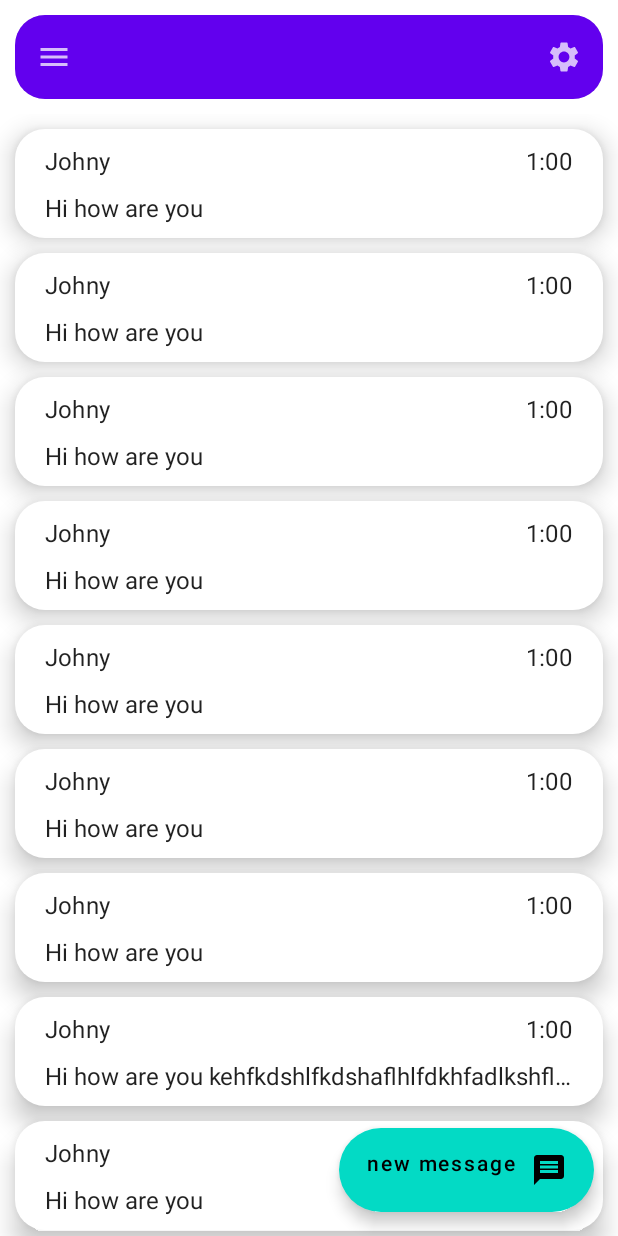
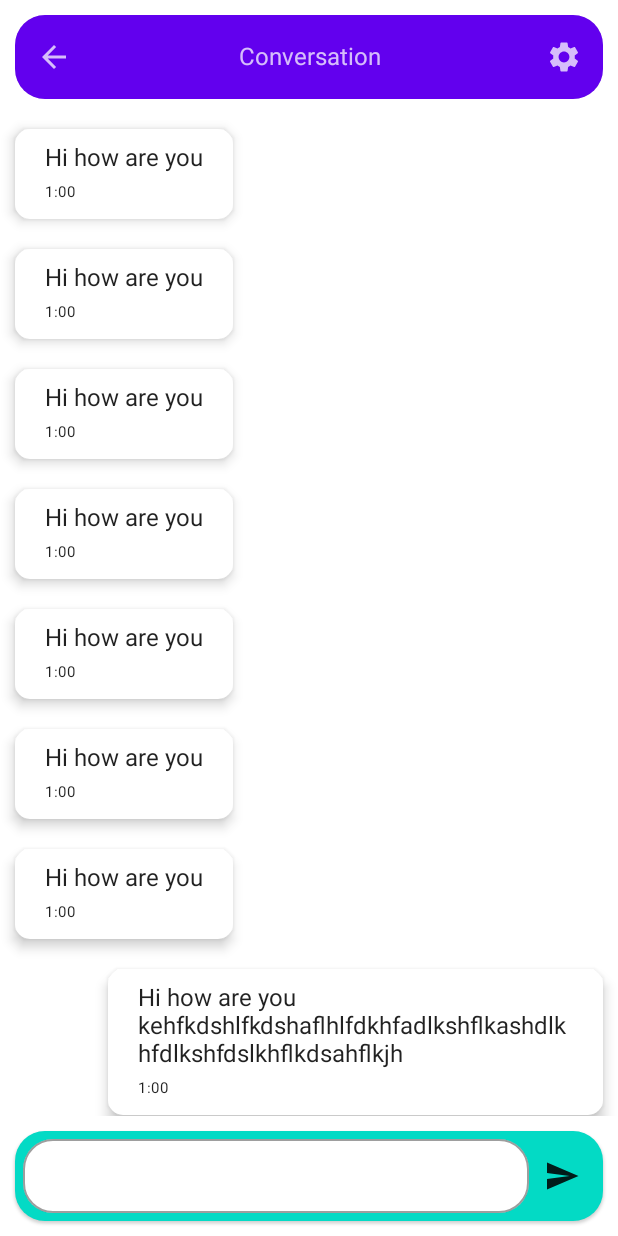
Before and after one commit to anandfromdelhi/MessageNXT, an Android app built with Jetpack Compose: the WelcomeScreen screen opened through its navigation route, after a tap on "new message", on a phone screen of 412 x 824 dp. Run offline under Robolectric (Android 15) with nearby library versions, the phone set to English and light mode, and no system bars; our stand-ins replace Dagger/Hilt's generated code, Firebase (no records; nobody signed in at launch, a user with empty details on screens opened directly).

Commit message:
message structure on firebase

```diff
--- a/app/src/main/java/com/example/messagenxt/Navigation/Navigation.kt
+++ b/app/src/main/java/com/example/messagenxt/Navigation/Navigation.kt
@@ -11,6 +11,8 @@ import androidx.navigation.compose.NavHost
 import androidx.navigation.compose.composable
 import androidx.navigation.compose.rememberNavController
 import com.example.messagenxt.auth.GoogleAuthUiClient
+import com.example.messagenxt.screens.ConversationScreen
+import com.example.messagenxt.screens.Messages
 import com.example.messagenxt.screens.SignInScreen
 import com.example.messagenxt.screens.WelcomeScreen
 import com.example.messagenxt.screens.viewModels.SignInViewModel
@@ -21,6 +23,41 @@ import kotlinx.coroutines.launch
 fun Navigation(googleAuthUiClient: GoogleAuthUiClient, applicationContext: Context) {
     val navController = rememberNavController()
     val scope = rememberCoroutineScope()
+
+    val messageList: List<Messages> = listOf(
+        Messages("Johny", "1:00", "Hi how are you"),
+        Messages("Johny", "1:00", "Hi how are you"),
+        Messages("Johny", "1:00", "Hi how are you"),
+        Messages("Johny", "1:00", "Hi how are you"),
+        Messages("Johny", "1:00", "Hi how are you"),
+        Messages("Johny", "1:00", "Hi how are you"),
+        Messages("Johny", "1:00", "Hi how are you"),
+        Messages(
+            "Baba",
+            "1:00",
+            "Hi how are you kehfkdshlfkdshaflhlfdkhfadlkshflkashdlkhfdlkshfdslkhflkdsahflkjh"
+        ),
+        Messages("Johny", "1:00", "Hi how are you"),
+        Messages("Johny", "1:00", "Hi how are you"),
+        Messages(
+            "Johny",
+            "1:00",
+            "Hi how are alkflsdhdlkfashflkdshflakhflkgsflkgflksdglkagflkadsglkfsglfdksagdlsfkglkyou"
+        ),
+        Messages("Baba", "1:00", "Hi how are you"),
+        Messages("Johny", "1:00", "Hi how are you"),
+        Messages("Baba", "1:00", "Hi how are you"),
+        Messages(
+            "Johny",
+            "1:00",
+            "Hi hokhfalfdhslkflkdsgflkdsgfldskgfdlksgfldksgflkgfdlskgdlkfsgdlfskgadlfskgkaldfsw are you"
+        ),
+        Messages("Johny", "1:00", "Hi how are you"),
+        Messages("Baba", "1:00", "Hi how are you"),
+        Messages("Baba", "1:00", "Hi how are you"),
+        Messages("Johny", "1:00", "Hi how are you"),
+        Messages("Johny", "1:00", "Hi how are you")
+    )
 
     NavHost(navController = navController, startDestination = NavScreens.SignInScreen.route) {
 
@@ -88,6 +125,9 @@ fun Navigation(googleAuthUiClient: GoogleAuthUiClient, applicationContext: Conte
                 navController = navController
             )
         }
+        composable(route = NavScreens.ConversationScreen.route){
+            ConversationScreen(conversation = messageList)
+        }
 
     }
 }
--- a/app/src/main/java/com/example/messagenxt/screens/ConversationScreen.kt
+++ b/app/src/main/java/com/example/messagenxt/screens/ConversationScreen.kt
@@ -1,5 +1,6 @@
 package com.example.messagenxt.screens
 
+import androidx.compose.foundation.clickable
 import androidx.compose.foundation.layout.*
 import androidx.compose.foundation.lazy.LazyColumn
 import androidx.compose.foundation.lazy.items
@@ -11,15 +12,29 @@ import androidx.compose.runtime.*
 import androidx.compose.ui.Alignment
 import androidx.compose.ui.Modifier
 import androidx.compose.ui.graphics.Color
+import androidx.compose.ui.platform.LocalContext
 import androidx.compose.ui.unit.dp
 import androidx.compose.ui.unit.sp
+import com.example.messagenxt.data.Chat
+import com.example.messagenxt.screens.viewModels.CRUDViewModel
 import com.example.messagenxt.utils.composables.MessageNxtTopBar
 
 @Composable
 fun ConversationScreen(
-    conversation: List<Messages>
+    conversation: List<Messages>,
+    crudViewModel: CRUDViewModel = CRUDViewModel()
 ) {
-    var userMessage by remember { mutableStateOf("") }
+    val context = LocalContext.current
+    var messages: List<Chat> by remember { mutableStateOf(emptyList()) }
+
+    var message by remember { mutableStateOf("") }
+    var to by remember {
+        mutableStateOf("anand")
+    }
+    var from by remember {
+        mutableStateOf("elon")
+    }
+
     Scaffold(
         topBar = { MessageNxtTopBar(navBackEnabled = true, title = "Conversation") }
     ) { paddingValues ->
@@ -87,7 +102,7 @@ fun ConversationScreen(
                     horizontalArrangement = Arrangement.Center
                 ) {
                     OutlinedTextField(
-                        value = userMessage, onValueChange = { userMessage = it },
+                        value = message, onValueChange = { message = it },
                         shape = RoundedCornerShape(20.dp),
                         modifier = Modifier.weight(1f),
                         maxLines = 5,
@@ -96,7 +111,15 @@ fun ConversationScreen(
                             focusedBorderColor = MaterialTheme.colors.secondary
                         )
                     )
-                    Icon(imageVector = Icons.Default.Send, contentDescription = null, modifier = Modifier.padding(10.dp))
+                    Icon(
+                        imageVector = Icons.Default.Send,
+                        contentDescription = null,
+                        modifier = Modifier
+                            .padding(10.dp)
+                            .clickable {
+                                crudViewModel.saveData(chat = Chat(from, to, message),context)
+                            }
+                    )
                 }
 
             }
--- a/app/src/main/java/com/example/messagenxt/screens/WelcomeScreen.kt
+++ b/app/src/main/java/com/example/messagenxt/screens/WelcomeScreen.kt
@@ -5,6 +5,7 @@ import androidx.compose.foundation.lazy.items
 import androidx.compose.material.*
 import androidx.compose.runtime.Composable
 import androidx.navigation.NavController
+import com.example.messagenxt.Navigation.NavScreens
 import com.example.messagenxt.data.UserData
 import com.example.messagenxt.utils.composables.MessageFloatButton
 import com.example.messagenxt.utils.composables.MessageNxtTopBar
@@ -13,10 +14,10 @@ import com.example.messagenxt.utils.composables.MessagePreviewBox
 @Composable
 fun WelcomeScreen(
     userData: UserData?,
-    onSignOut:()-> Unit,
+    onSignOut: () -> Unit,
     navController: NavController
 ) {
-    val messageList:List<Messages> = listOf(
+    val messageList: List<Messages> = listOf(
         Messages("Johny", "1:00", "Hi how are you"),
         Messages("Johny", "1:00", "Hi how are you"),
         Messages("Johny", "1:00", "Hi how are you"),
@@ -24,14 +25,26 @@ fun WelcomeScreen(
         Messages("Johny", "1:00", "Hi how are you"),
         Messages("Johny", "1:00", "Hi how are you"),
         Messages("Johny", "1:00", "Hi how are you"),
-        Messages("Johny", "1:00", "Hi how are you kehfkdshlfkdshaflhlfdkhfadlkshflkashdlkhfdlkshfdslkhflkdsahflkjh"),
+        Messages(
+            "Johny",
+            "1:00",
+            "Hi how are you kehfkdshlfkdshaflhlfdkhfadlkshflkashdlkhfdlkshfdslkhflkdsahflkjh"
+        ),
         Messages("Johny", "1:00", "Hi how are you"),
         Messages("Johny", "1:00", "Hi how are you"),
-        Messages("Johny", "1:00", "Hi how are alkflsdhdlkfashflkdshflakhflkgsflkgflksdglkagflkadsglkfsglfdksagdlsfkglkyou"),
+        Messages(
+            "Johny",
+            "1:00",
+            "Hi how are alkflsdhdlkfashflkdshflakhflkgsflkgflksdglkagflkadsglkfsglfdksagdlsfkglkyou"
+        ),
         Messages("Johny", "1:00", "Hi how are you"),
         Messages("Johny", "1:00", "Hi how are you"),
         Messages("Johny", "1:00", "Hi how are you"),
-        Messages("Johny", "1:00", "Hi hokhfalfdhslkflkdsgflkdsgfldskgfdlksgfldksgflkgfdlskgdlkfsgdlfskgadlfskgkaldfsw are you"),
+        Messages(
+            "Johny",
+            "1:00",
+            "Hi hokhfalfdhslkflkdsgflkdsgfldskgfdlksgfldksgflkgfdlskgdlkfsgdlfskgadlfskgkaldfsw are you"
+        ),
         Messages("Johny", "1:00", "Hi how are you"),
         Messages("Johny", "1:00", "Hi how are you"),
         Messages("Johny", "1:00", "Hi how are you"),
@@ -43,22 +56,25 @@ fun WelcomeScreen(
         topBar = {
             MessageNxtTopBar(
                 navBackEnabled = false,
-                title = if (userData!=null){
+                title = if (userData != null) {
                     "${userData.userName}"
-                }else{
+                } else {
                     "null"
                 }
             )
 
         },
         floatingActionButton = {
-            MessageFloatButton(text = "new message", navBackEnabled = false, onClick = onSignOut)
+            MessageFloatButton(
+                text = "new message", navBackEnabled = false,
+                onClick = { navController.navigate(NavScreens.ConversationScreen.route) }
+            )
         }
     ) { paddingValues ->
         paddingValues
 
         LazyColumn {
-            items(messageList){it ->
+            items(messageList) { it ->
                 MessagePreviewBox(message = it)
             }
 
```
Also changed, not shown: app/src/main/java/com/example/messagenxt/data/Chat.kt (added, +11 -0 lines), app/src/main/java/com/example/messagenxt/screens/TestScreen.kt (added, +12 -0 lines), app/src/main/java/com/example/messagenxt/screens/viewModels/CRUDViewModel.kt (added, +65 -0 lines), app/src/main/java/com/example/messagenxt/utils/TimeConverter.kt (added, +11 -0 lines).
